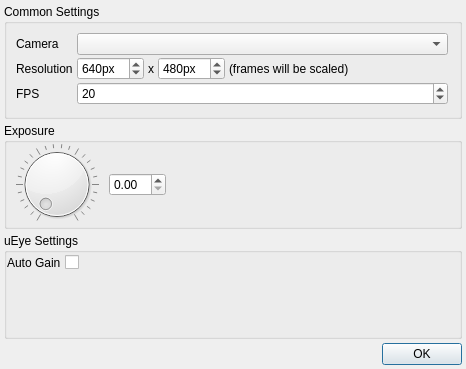
The window that src/modules/ueyecamera/ueyecamerasettingsdialog.ui (syntalos/syntalos) describes before a commit, drawn with Qt 5.
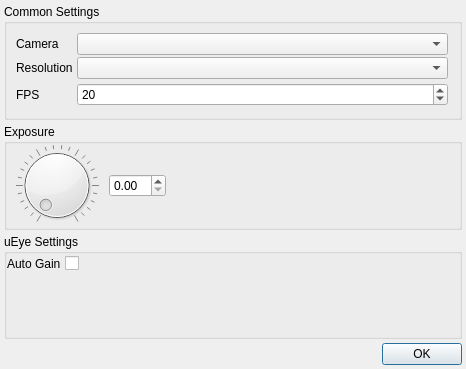
The same window after the commit.

Diff of the .ui file:
```diff
--- a/src/modules/ueyecamera/ueyecamerasettingsdialog.ui
+++ b/src/modules/ueyecamera/ueyecamerasettingsdialog.ui
@@ -59,14 +59,14 @@
         <item row="0" column="1">
          <widget class="QComboBox" name="cameraComboBox"/>
         </item>
-        <item row="2" column="0">
+        <item row="3" column="0">
          <widget class="QLabel" name="fpsLabel">
           <property name="text">
            <string>FPS</string>
           </property>
          </widget>
         </item>
-        <item row="2" column="1">
+        <item row="3" column="1">
          <widget class="QSpinBox" name="fpsSpinBox">
           <property name="toolTip">
            <string>Frames per second</string>
@@ -82,14 +82,7 @@
           </property>
          </widget>
         </item>
-        <item row="1" column="0">
-         <widget class="QLabel" name="resolutionLabel">
-          <property name="text">
-           <string>Resolution</string>
-          </property>
-         </widget>
-        </item>
-        <item row="1" column="1">
+        <item row="2" column="1">
          <widget class="QWidget" name="resolutionWidget" native="true">
           <layout class="QHBoxLayout" name="horizontalLayout_3">
            <property name="spacing">
@@ -107,68 +100,19 @@
            <property name="bottomMargin">
             <number>0</number>
            </property>
-           <item>
-            <widget class="QSpinBox" name="spinBoxWidth">
-             <property name="suffix">
-              <string>px</string>
-             </property>
-             <property name="minimum">
-              <number>200</number>
-             </property>
-             <property name="maximum">
-              <number>4000</number>
-             </property>
-             <property name="value">
-              <number>640</number>
-             </property>
-            </widget>
-           </item>
-           <item>
-            <widget class="QLabel" name="label">
-             <property name="text">
-              <string>x</string>
-             </property>
-            </widget>
-           </item>
-           <item>
-            <widget class="QSpinBox" name="spinBoxHeight">
-             <property name="suffix">
-              <string>px</string>
-             </property>
-             <property name="minimum">
-              <number>200</number>
-             </property>
-             <property name="maximum">
-              <number>4000</number>
-             </property>
-             <property name="value">
-              <number>480</number>
-             </property>
-            </widget>
-           </item>
-           <item>
-            <widget class="QLabel" name="label_2">
-             <property name="text">
-              <string>(frames will be scaled)</string>
-             </property>
-            </widget>
-           </item>
-           <item>
-            <spacer name="horizontalSpacer_3">
-             <property name="orientation">
-              <enum>Qt::Horizontal</enum>
-             </property>
-             <property name="sizeHint" stdset="0">
-              <size>
-               <width>40</width>
-               <height>20</height>
-              </size>
-             </property>
-            </spacer>
-           </item>
           </layout>
          </widget>
         </item>
+        <item row="1" column="0">
+         <widget class="QLabel" name="resolutionLabel_2">
+          <property name="text">
+           <string>Resolution</string>
+          </property>
+         </widget>
+        </item>
+        <item row="1" column="1">
+         <widget class="QComboBox" name="resolutionComboBox"/>
+        </item>
        </layout>
       </item>
      </layout>
```
